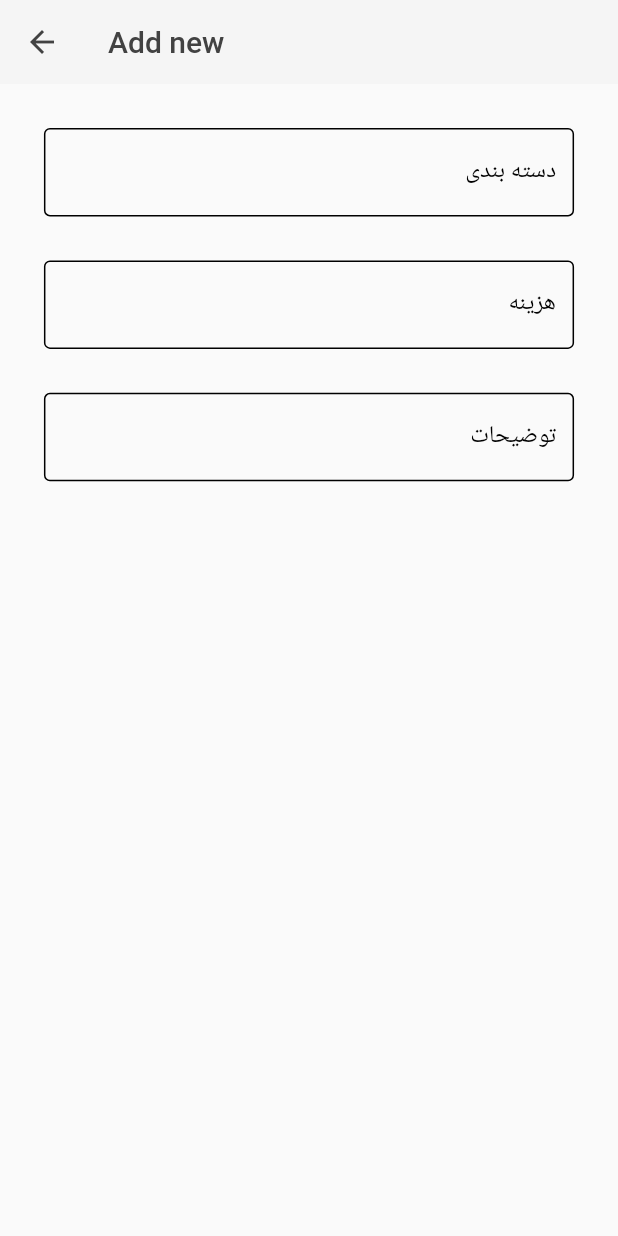
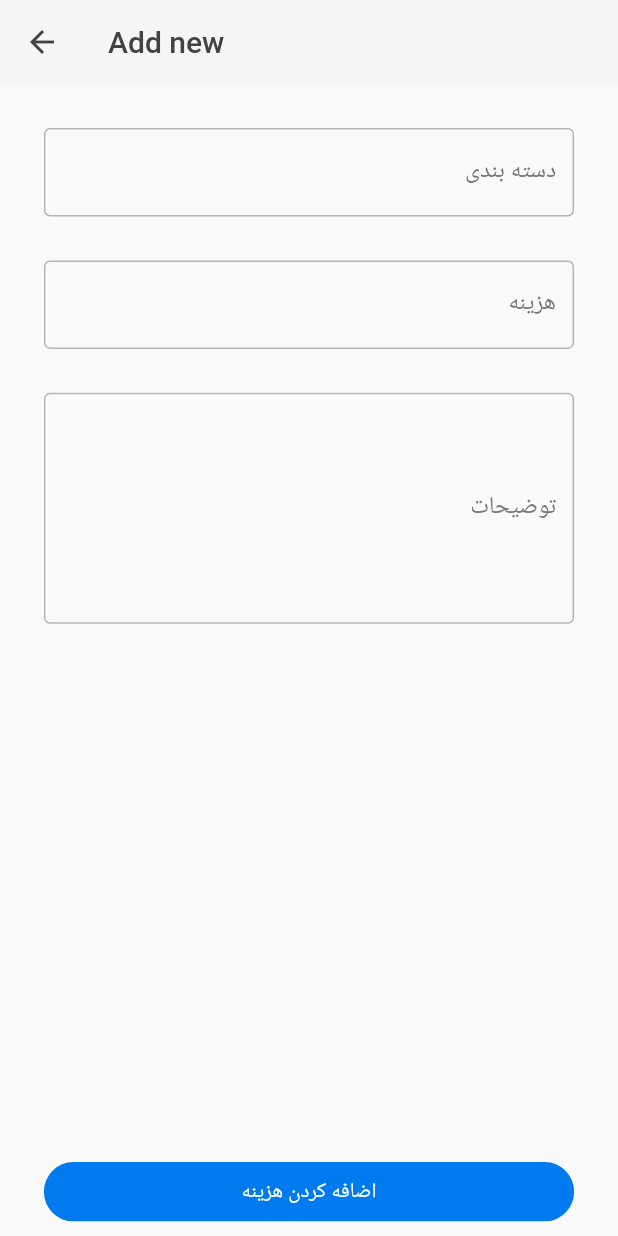
Before and after one commit to AliShakoori89/income_and_expenses, a Flutter app: the AddExpensePage screen opened directly, on a phone screen of 412 x 824 dp. Run offline on Flutter 3.47's test engine with Material 2 defaults, Android fonts, the phone set to English and light mode, and no system bars; our stand-ins replace animated_bottom_navigation_bar, device_preview, flutter_svg, get, shamsi_date; missing offline and left inert: circular_reveal_animation, persian_datetimepickers.

Commit message:
edit add page

```diff
--- a/lib/pages/add_expense_page.dart
+++ b/lib/pages/add_expense_page.dart
@@ -1,4 +1,5 @@
 import 'package:flutter/material.dart';
+import 'package:income_and_expenses/utils/app_button.dart';
 import 'package:income_and_expenses/utils/app_colors.dart';
 import 'package:income_and_expenses/utils/app_text_field.dart';
 import 'package:income_and_expenses/utils/dimensions.dart';
@@ -14,7 +15,9 @@ class _AddExpensePageState extends State<AddExpensePage> {
   @override
   Widget build(BuildContext context) {
 
-    var emailController = TextEditingController();
+    late TextEditingController categoryController = TextEditingController();
+    late TextEditingController expensesController = TextEditingController();
+    late TextEditingController descriptionController = TextEditingController();
 
     return Scaffold(
       appBar: AppBar(
@@ -28,6 +31,7 @@ class _AddExpensePageState extends State<AddExpensePage> {
             Navigator.of(context).pop();
         }),
       ),
+      bottomSheet: AppButton(),
       body: Container(
         margin: EdgeInsets.only(
           left: Dimensions.width30,
@@ -39,21 +43,21 @@ class _AddExpensePageState extends State<AddExpensePage> {
             AppTextField(
               labelText: "دسته بندی",
               error: "لطفا ایمیل را به درستی وارد کنید.",
-              controller: emailController,
+              controller: categoryController,
               clickable: true
             ),
             SizedBox(height: Dimensions.width30,),
             AppTextField(
               labelText: "هزینه",
               error: "لطفا ایمیل را به درستی وارد کنید.",
-              controller: emailController,
+              controller: expensesController,
               clickable: false
             ),
             SizedBox(height: Dimensions.width30,),
             AppTextField(
               labelText: "توضیحات",
               error: "لطفا ایمیل را به درستی وارد کنید.",
-              controller: emailController,
+              controller: descriptionController,
               clickable: false
             ),
           ],
--- a/lib/pages/home_page.dart
+++ b/lib/pages/home_page.dart
@@ -43,6 +43,7 @@ class _MyHomePageState extends State<MyHomePage> with TickerProviderStateMixin {
 
   @override
   void initState() {
+
     super.initState();
     final systemTheme = SystemUiOverlayStyle.light.copyWith(
       systemNavigationBarIconBrightness: Brightness.light,
--- /dev/null
+++ b/lib/utils/app_button.dart
@@ -0,0 +1,31 @@
+import 'package:flutter/material.dart';
+
+import 'app_colors.dart';
+import 'dimensions.dart';
+
+class AppButton extends StatelessWidget {
+  const AppButton({Key? key}) : super(key: key);
+
+  @override
+  Widget build(BuildContext context) {
+    return Container(
+      margin: EdgeInsets.only(
+          left: Dimensions.width30,
+          right: Dimensions.width30,
+          bottom: Dimensions.height10
+      ),
+      // width: Dimensions.buttonWidth,
+      height: Dimensions.buttonHeight,
+      decoration: BoxDecoration(
+        color: AppColors.buttonColor,
+        borderRadius: BorderRadius.circular(Dimensions.radius20),
+      ),
+      child: const Center(
+        child: Text("اضافه کردن هزینه",
+            style: TextStyle(
+                color: AppColors.backGroundColor
+            )),
+      ),
+    );
+  }
+}
--- a/lib/utils/app_colors.dart
+++ b/lib/utils/app_colors.dart
@@ -6,10 +6,14 @@ class AppColors{
   static const Color backGroundMainColor = Color.fromRGBO(241, 241, 241, 1.0);
   static const Color iconBackGroundMainColor = Color.fromRGBO(166, 165, 165, 1.0);
   static const Color iconUnSelectedBackGroundMainColor = Color.fromRGBO(185, 185, 185, 1.0);
+  static const Color labelColor = Color.fromRGBO(119, 119, 119, 1.0);
+
   //#F5F5F5
   static const Color appBarColor = Color.fromRGBO(245,245,245,1.00);
   //#424242
   static const Color appBarTitleColor = Color.fromRGBO(66,66,66,1.00);
+  //#007BEF
+  static const Color buttonColor = Color.fromRGBO(0,123,239,1.00);
 
   static const List colorList = [
     const Color.fromRGBO(200, 230, 201, 1),
--- a/lib/utils/app_const.dart
+++ b/lib/utils/app_const.dart
@@ -1,12 +1,12 @@
 class AppConst{
   static const List iconsImage = [
     "card-pos.svg",
-    "cup-straw-2-fill.svg",
+    "Burger and cola.svg",
     "driving.svg",
     "gift.svg",
     "health.svg",
     "receipt-item.svg",
-    "setting.svg",
+    "repairs.svg",
   ];
 
   static const List iconsName = [
--- a/lib/utils/app_text_field.dart
+++ b/lib/utils/app_text_field.dart
@@ -1,4 +1,5 @@
 import 'package:flutter/material.dart';
+import 'package:income_and_expenses/utils/app_colors.dart';
 import 'package:income_and_expenses/utils/category_icon_list.dart';
 import 'package:income_and_expenses/utils/widget.dart';
 
@@ -31,8 +32,13 @@ class _AppTextFieldState extends State<AppTextField> {
       child: TextFormField(
         readOnly: widget.clickable == true ? true : false,
         controller: widget.controller,
+        maxLines: widget.labelText == "توضیحات" ? 6 : 1,
         decoration: textInputDecoration.copyWith(
-            labelText: widget.labelText,),
+          labelText: widget.labelText,
+          labelStyle: TextStyle(
+            color: AppColors.labelColor
+          )
+        ),
         onChanged: (val) {
           setState(() {
             val = widget.controller.text;
--- a/lib/utils/category_icon_list.dart
+++ b/lib/utils/category_icon_list.dart
@@ -34,19 +34,29 @@ class _CategoryIconListState extends State<CategoryIconList> {
               crossAxisCount: 3,
               shrinkWrap: true,
               children: List.generate(7, (index) {
-                return Column(
+                return GestureDetector(
+                  onTap: (){
+
+                  },
+                  child: Column(
                     children: [
                       Container(
+                        width: Dimensions.width45,
+                        height: Dimensions.width45,
                         margin: EdgeInsets.all(Dimensions.width10),
                         decoration: BoxDecoration(
                           shape: BoxShape.circle,
                           color: AppColors.colorList[index]
                         ),
+                        child: Container(
+                          margin: EdgeInsets.all(Dimensions.width10 / 1.4),
                           child: SvgPicture.asset(
                               "assets/logos/${AppConst.iconsImage[index]}"),
                         ),
+                      ),
                       Text(AppConst.iconsName[index])
                     ],
+                  ),
                 );
               }),
             ),
--- a/lib/utils/dimensions.dart
+++ b/lib/utils/dimensions.dart
@@ -2,7 +2,9 @@ import 'package:get/get.dart';
 
 class Dimensions{
 
+  //834.9090909090909
   static double screenHeight = Get.context!.height;
+  //392.72727272727275
   static double screenWidth = Get.context!.width;
 
   static double pageViewContainer = screenHeight/3.84;
@@ -60,4 +62,9 @@ class Dimensions{
   //splash screen dimensions
   static double splashImg = screenHeight / 3.38;
 
+  //button height
+  static double buttonHeight = screenHeight / 20.85;
+  static double buttonWidth = screenWidth / 1.19;
+
+
 }
--- a/lib/utils/widget.dart
+++ b/lib/utils/widget.dart
@@ -6,10 +6,10 @@ const textInputDecoration = InputDecoration(
     borderSide: BorderSide(color: Color(0xff4e76fa), width: 2),
   ),
   enabledBorder: OutlineInputBorder(
-    // borderSide: BorderSide(color: Color(0xFFee7b64), width: 2),
+    borderSide: BorderSide(color: Color(0xffb5b5b7), width: 1),
   ),
   errorBorder: OutlineInputBorder(
-    // borderSide: BorderSide(color: Color(0xFFee7b64), width: 2),
+    borderSide: BorderSide(color: Color(0xffb5b5b7), width: 1),
   ),
 );
 
```
Also changed, not shown: assets/logos/Burger and cola.svg (added), assets/logos/cup-straw-2-fill.svg (deleted), assets/logos/health.svg, assets/logos/repairs.svg (added), assets/logos/setting.svg (deleted). Lines whose indentation alone changed are shown as unchanged.
